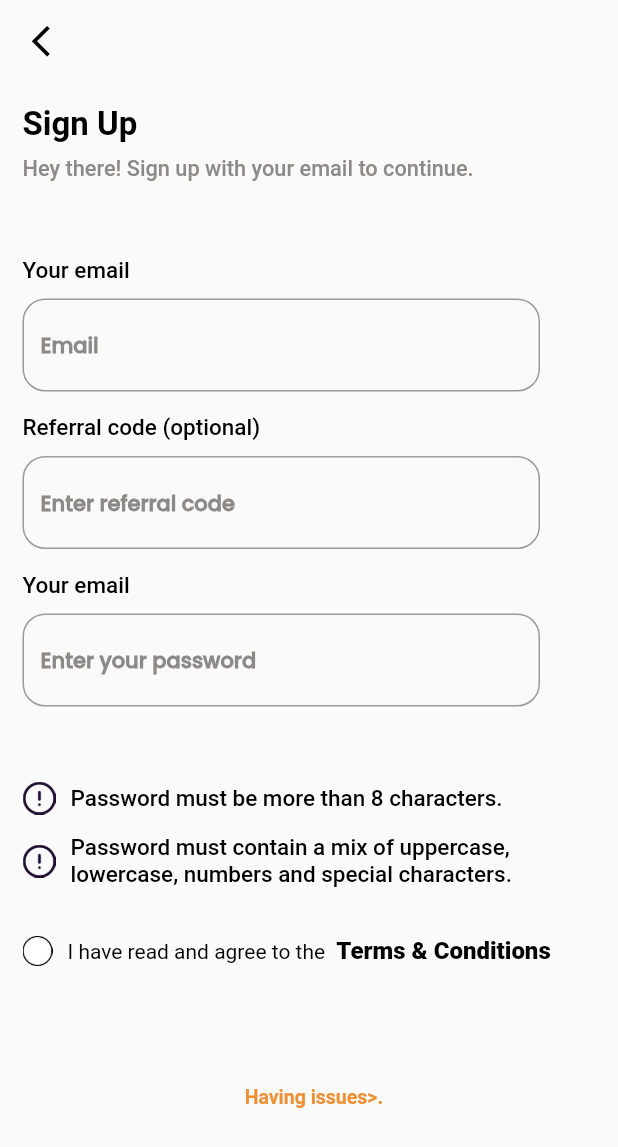
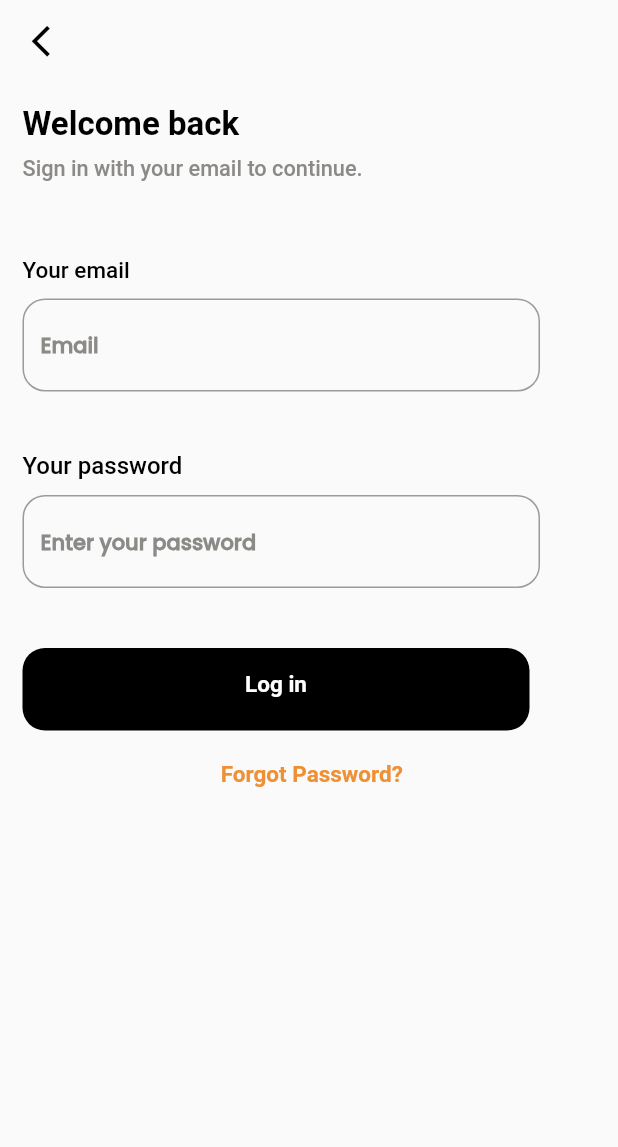
Before and after one commit to unnatidonda/new_figma_screen, a Flutter app: the screen it shows after launch, on a phone screen of 412 x 824 dp. Shown: the top 1147 px of the screen. Run offline on Flutter 3.47's test engine with Material 2 defaults, Android fonts, the phone set to English and light mode, and no system bars; Roboto replaces fonts that are missing (Circular Std); project files that could hold a hidden picture were left out.

Commit message:
second screen

```diff
--- a/lib/comman_widget/text_field_app.dart
+++ b/lib/comman_widget/text_field_app.dart
@@ -3,7 +3,6 @@ import 'package:flutter/material.dart';
 class TextFieldApp extends StatelessWidget {
   final TextEditingController? controller;
   final String? hintText;
-
   final String? image;
   const TextFieldApp({Key? key, this.controller, this.hintText, this.image}) : super(key: key);
 
@@ -28,6 +27,11 @@ class TextFieldApp extends StatelessWidget {
                   width: 2,
                 ),
               ),
+              // suffixIcon: Image.asset(
+              //   "assets/images/Hide.png",
+              //   height: 25,
+              //   width: 25,
+              // ),
               hintText: hintText ?? "",
               hintStyle: const TextStyle(
                 color: Color(0xFF8C8A87),
--- a/lib/figma_screen/eleven_screen.dart
+++ b/lib/figma_screen/eleven_screen.dart
@@ -15,7 +15,9 @@ class _ElevenScreenState extends State<ElevenScreen> {
   Widget build(BuildContext context) {
     return SafeArea(
       child: Scaffold(
-        body: Padding(
+        body: ListView(
+          children: [
+            Padding(
               padding: const EdgeInsets.all(15),
               child: Column(
                 crossAxisAlignment: CrossAxisAlignment.start,
@@ -190,7 +192,29 @@ class _ElevenScreenState extends State<ElevenScreen> {
                       ),
                     ],
                   ),
-              const SizedBox(height: 80),
+                  const SizedBox(height: 30),
+                  Container(
+                    height: 55,
+                    width: 341,
+                    decoration: BoxDecoration(
+                      color: const Color(0xFF9D9B97),
+                      borderRadius: BorderRadius.circular(15),
+                    ),
+                    child: const Padding(
+                      padding: EdgeInsets.only(top: 15),
+                      child: Text(
+                        textAlign: TextAlign.center,
+                        "Get Started",
+                        style: TextStyle(
+                          fontSize: 15,
+                          fontFamily: "Circular Std",
+                          fontWeight: FontWeight.w700,
+                          color: Color(0xFFFFFFFF),
+                        ),
+                      ),
+                    ),
+                  ),
+                  const SizedBox(height: 15),
                   const Align(
                     alignment: Alignment.center,
                     child: Text(
@@ -207,6 +231,8 @@ class _ElevenScreenState extends State<ElevenScreen> {
                 ],
               ),
             ),
+          ],
+        ),
       ),
     );
   }
--- /dev/null
+++ b/lib/figma_screen/eleven_second_screen.dart
@@ -0,0 +1,142 @@
+import 'package:flutter/material.dart';
+import 'package:new_figma_screen/comman_widget/text_field_app.dart';
+
+class ElevenSecondScreen extends StatefulWidget {
+  const ElevenSecondScreen({Key? key}) : super(key: key);
+
+  @override
+  State<ElevenSecondScreen> createState() => _ElevenSecondScreenState();
+}
+
+class _ElevenSecondScreenState extends State<ElevenSecondScreen> {
+  get emailController => null;
+
+  @override
+  Widget build(BuildContext context) {
+    return SafeArea(
+      child: Scaffold(
+        body: ListView(
+          children: [
+            Padding(
+              padding: const EdgeInsets.all(15),
+              child: Column(
+                crossAxisAlignment: CrossAxisAlignment.start,
+                children: [
+                  const SizedBox(width: 20),
+                  const Icon(
+                    Icons.arrow_back_ios_sharp,
+                    weight: 12.6,
+                    size: 25,
+                    color: Color(0xFF000000),
+                  ),
+                  const SizedBox(height: 30),
+                  const Text(
+                    textAlign: TextAlign.start,
+                    "Welcome back",
+                    style: TextStyle(
+                      fontSize: 22,
+                      fontFamily: "Circular Std",
+                      color: Color(0xFF000000),
+                      fontWeight: FontWeight.w700,
+                    ),
+                  ),
+                  const SizedBox(height: 8),
+                  const Text(
+                    textAlign: TextAlign.start,
+                    "Sign in with your email to continue.",
+                    style: TextStyle(
+                      fontFamily: "Circular Std",
+                      fontSize: 14.50,
+                      color: Color(0xFF8C8A87),
+                      fontWeight: FontWeight.w500,
+                    ),
+                  ),
+                  const SizedBox(height: 50),
+                  const Text(
+                    textAlign: TextAlign.start,
+                    "Your email",
+                    style: TextStyle(
+                      fontFamily: "Circular Std",
+                      fontSize: 15,
+                      color: Color(0xFF000000),
+                      fontWeight: FontWeight.w500,
+                    ),
+                  ),
+                  const SizedBox(height: 10),
+                  const SizedBox(
+                    width: 345,
+                    child: Row(
+                      children: [
+                        TextFieldApp(
+                          hintText: "Email",
+                        ),
+                      ],
+                    ),
+                  ),
+                  const SizedBox(height: 40),
+                  const Text(
+                    textAlign: TextAlign.start,
+                    "Your password",
+                    style: TextStyle(
+                      fontFamily: "Circular Std",
+                      fontSize: 16,
+                      color: Color(0xFF000000),
+                      fontWeight: FontWeight.w500,
+                    ),
+                  ),
+                  const SizedBox(height: 10),
+                  const SizedBox(
+                    width: 345,
+                    child: Row(
+                      children: [
+                        TextFieldApp(
+                          hintText: "Enter your password",
+                        ),
+                      ],
+                    ),
+                  ),
+                  const SizedBox(height: 40),
+                  Container(
+                    height: 55,
+                    width: 338,
+                    decoration: BoxDecoration(
+                      color: const Color(0xFF000000),
+                      borderRadius: BorderRadius.circular(15),
+                    ),
+                    child: const Padding(
+                      padding: EdgeInsets.only(top: 15),
+                      child: Text(
+                        textAlign: TextAlign.center,
+                        "Log in",
+                        style: TextStyle(
+                          fontSize: 15,
+                          fontFamily: "Circular Std",
+                          fontWeight: FontWeight.w700,
+                          color: Color(0xFFFFFFFF),
+                        ),
+                      ),
+                    ),
+                  ),
+                  const SizedBox(height: 20),
+                  const Align(
+                    alignment: Alignment.center,
+                    child: Text(
+                      textAlign: TextAlign.center,
+                      " Forgot Password?",
+                      style: TextStyle(
+                        fontSize: 15,
+                        fontFamily: "Circular Std",
+                        fontWeight: FontWeight.w700,
+                        color: Color(0xFFEE9136),
+                      ),
+                    ),
+                  ),
+                ],
+              ),
+            ),
+          ],
+        ),
+      ),
+    );
+  }
+}
--- a/lib/main.dart
+++ b/lib/main.dart
@@ -1,5 +1,5 @@
 import 'package:flutter/material.dart';
-import 'package:new_figma_screen/figma_screen/eleven_screen.dart';
+import 'package:new_figma_screen/figma_screen/eleven_second_screen.dart';
 
 void main() {
   runApp(const MyApp());
@@ -17,7 +17,7 @@ class MyApp extends StatelessWidget {
         primarySwatch: Colors.blue,
         fontFamily: 'Poppins',
       ),
-      home: const ElevenScreen(),
+      home: const ElevenSecondScreen(),
     );
   }
 }
```
Lines whose indentation alone changed are shown as unchanged.
